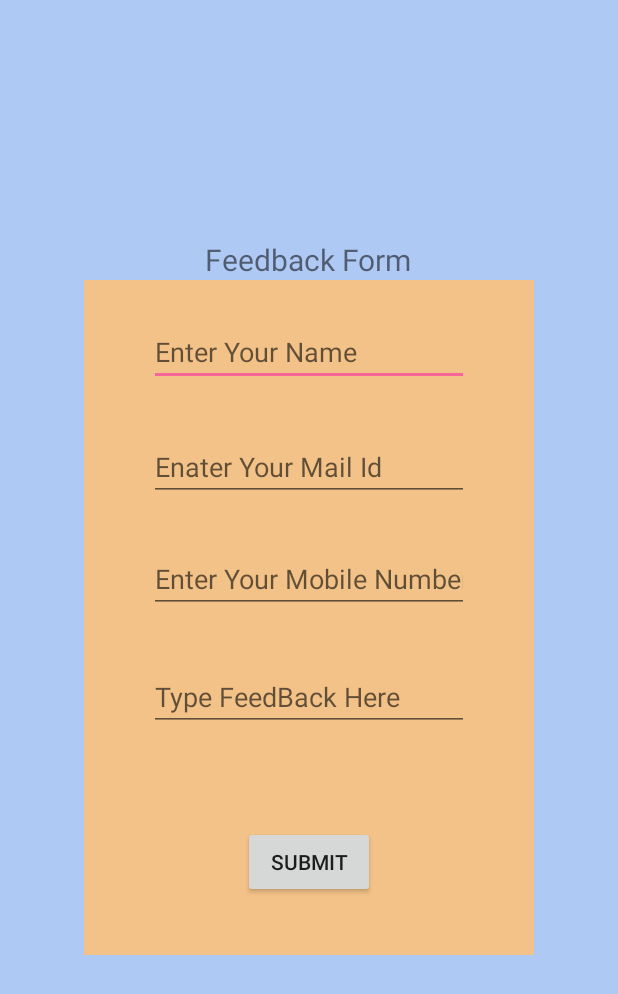
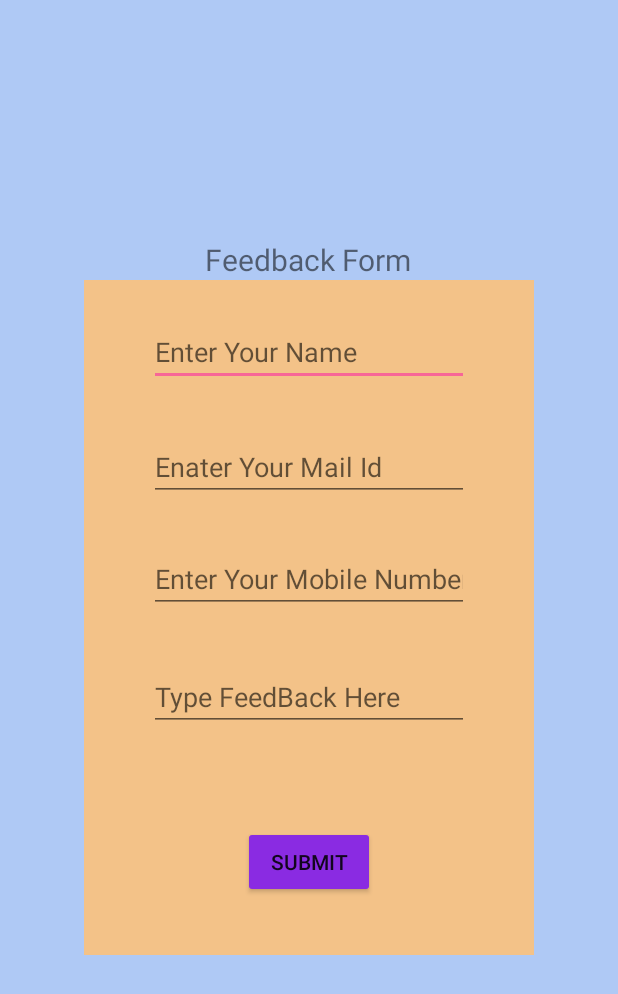
Before and after one commit to MadhusudhanReddyKalathuru/EZCheck, an Android app: the FeedBack screen opened directly, with no data from a screen before it, on a phone screen of 412 x 824 dp. Shown: the top 994 px of the screen. Run offline under Robolectric (Android 15) with nearby library versions, the phone set to English and light mode, and no system bars.

Commit message:
Andhra_in

```diff
--- a/app/src/main/res/layout/feedback.xml
+++ b/app/src/main/res/layout/feedback.xml
@@ -78,6 +78,7 @@
         android:layout_alignBottom="@+id/frameLayout2"
         android:layout_centerHorizontal="true"
         android:layout_marginBottom="38dp"
+        android:backgroundTint="@color/BlueViolet"
         android:text="Submit" />
 
     <TextView
```
